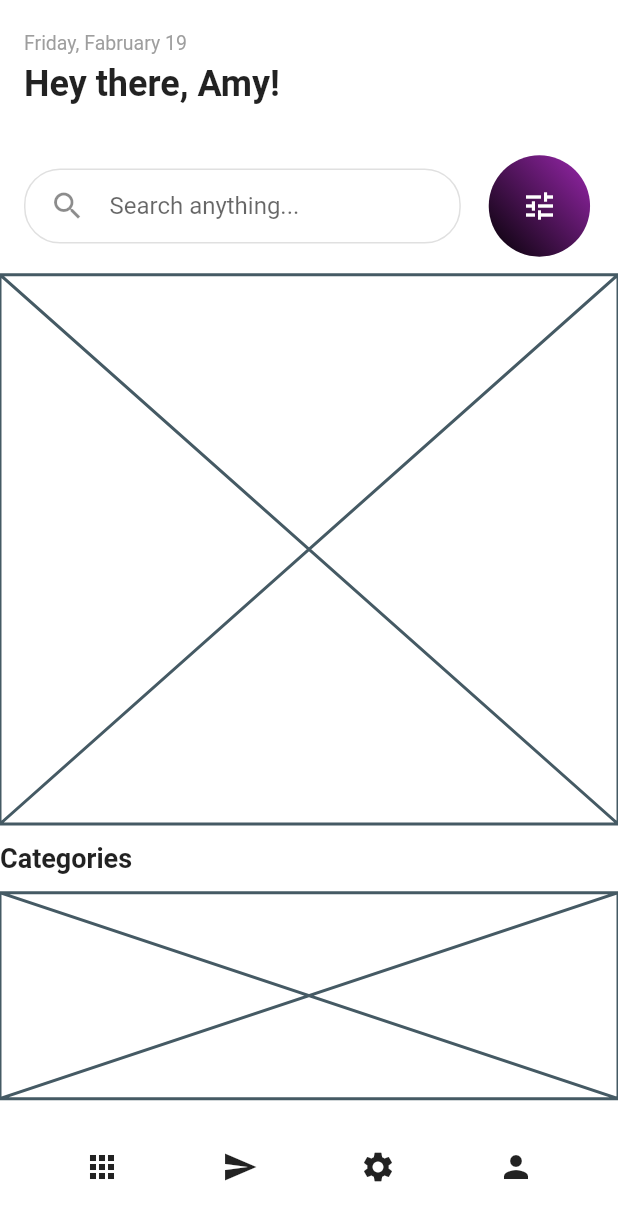
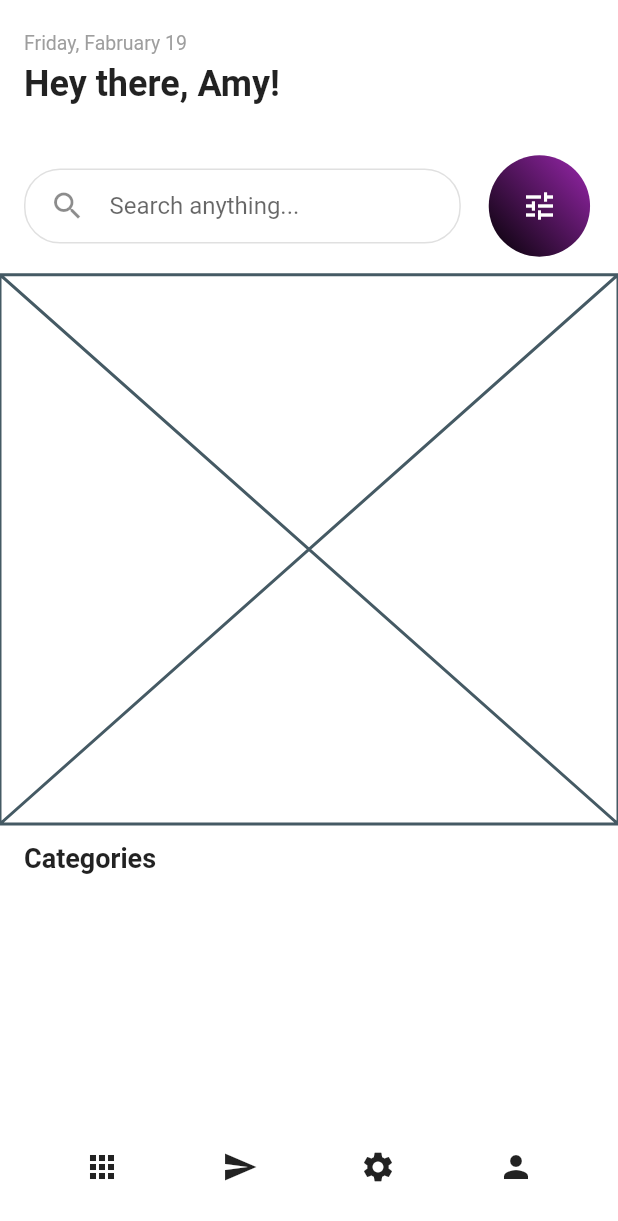
Before and after one commit to JAICHANGPARK/flutter_notebook_11th_story, a Flutter app: the screen it shows after launch, on a phone screen of 412 x 824 dp. Shown: the top 1221 px of the screen. Run offline on Flutter 3.47's test engine with Material 2 defaults, Android fonts, the phone set to English and light mode, and no system bars; our stand-ins replace backdrop, badges, flutter_inner_drawer, flutter_slidable, flutter_swiper, google_fonts.

Commit message:
Update experience_home_page.dart

```diff
--- a/lib/ep718_experience_app/experience_home_page.dart
+++ b/lib/ep718_experience_app/experience_home_page.dart
@@ -74,30 +74,39 @@ class _ExperienceHomePageState extends State<ExperienceHomePage> {
                   ),
                 )),
             Expanded(flex: 8, child: Placeholder()),
-            Expanded(flex: 4, child: Column(
+            Expanded(
+                flex: 4,
+                child: Padding(
+                  padding: const EdgeInsets.only(left: 16),
+                  child: Column(
                     crossAxisAlignment: CrossAxisAlignment.start,
                     children: [
                       Expanded(
                           flex: 2,
                           child: Align(
                             alignment: Alignment.centerLeft,
-                        child: Text("Categories", style: TextStyle(
-                          fontSize: 18,
-                          fontWeight: FontWeight.bold
-                        ),),
+                            child: Text(
+                              "Categories",
+                              style: TextStyle(fontSize: 18, fontWeight: FontWeight.bold),
+                            ),
+                          )),
+                      Expanded(flex: 6, child: ListView.builder(itemBuilder: (context, index){},
+                      itemCount: 10,
+                        scrollDirection: Axis.horizontal,
+                      ),
+                      ),
+                    ],
+                  ),
                 )),
             Expanded(
-                    flex: 6,
-                    child: Placeholder()),
-              ],
-            )),
-            Expanded(flex: 2, child: Row(
+                flex: 2,
+                child: Row(
                   mainAxisAlignment: MainAxisAlignment.spaceEvenly,
                   children: [
-                IconButton(onPressed: (){}, icon: Icon(Icons.apps)),
-                IconButton(onPressed: (){}, icon: Icon(Icons.send)),
-                IconButton(onPressed: (){}, icon: Icon(Icons.settings)),
-                IconButton(onPressed: (){}, icon: Icon(Icons.person)),
+                    IconButton(onPressed: () {}, icon: Icon(Icons.apps)),
+                    IconButton(onPressed: () {}, icon: Icon(Icons.send)),
+                    IconButton(onPressed: () {}, icon: Icon(Icons.settings)),
+                    IconButton(onPressed: () {}, icon: Icon(Icons.person)),
                   ],
                 )),
           ],
```
Lines whose indentation alone changed are shown as unchanged.
